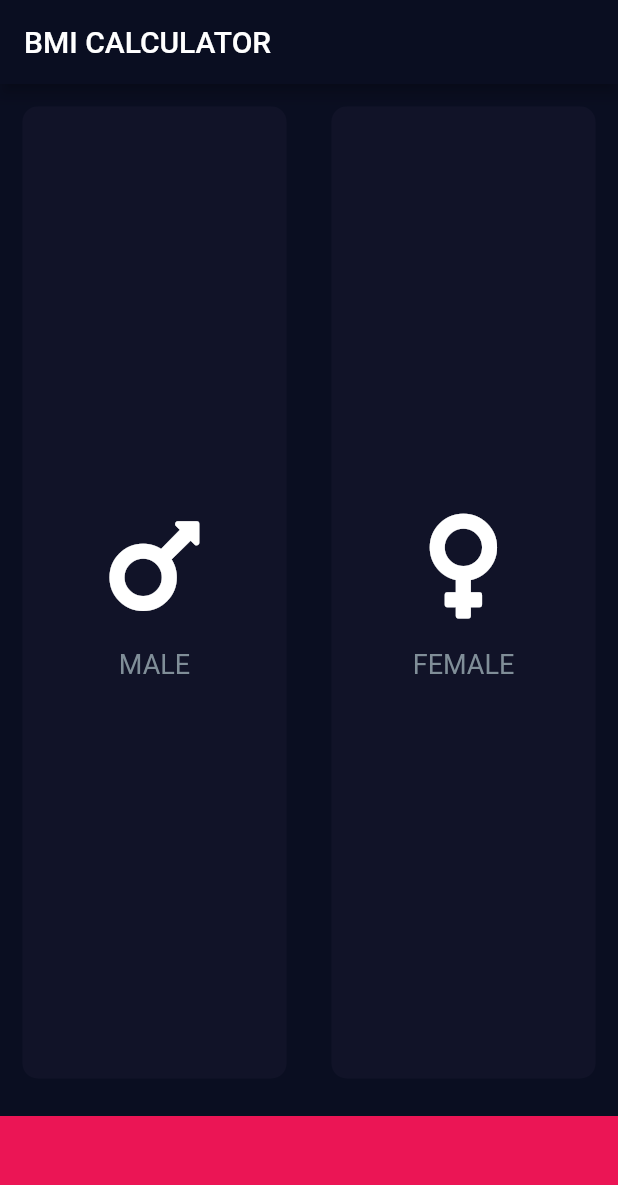
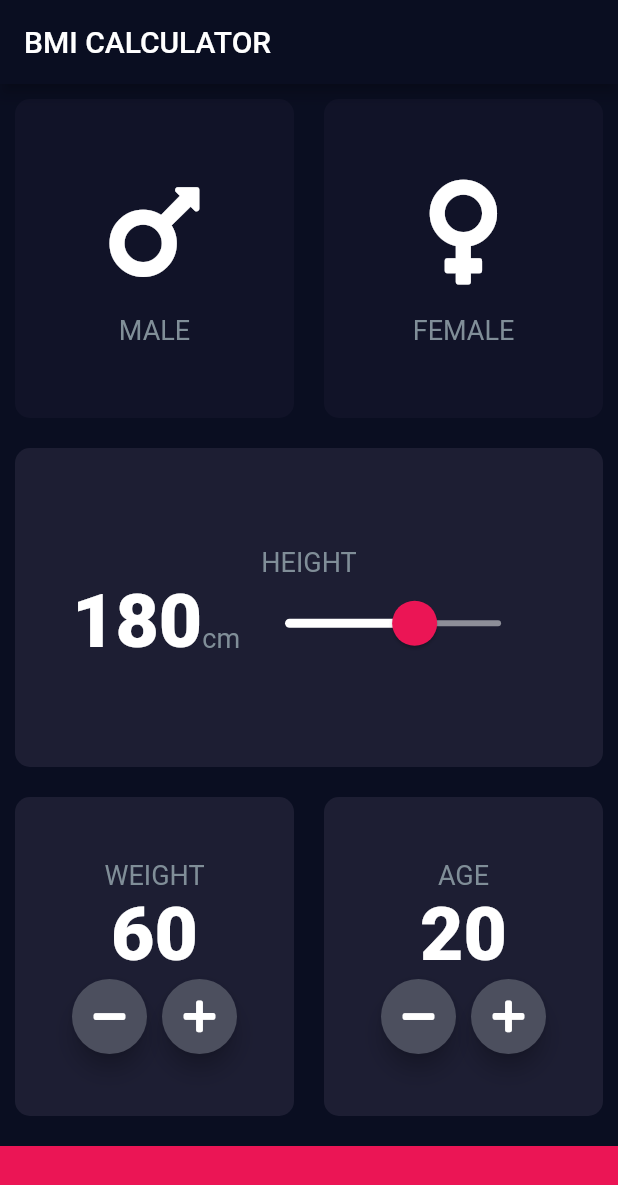
Before and after one commit to NoName107/BMI-Calculator-Using-Flutter, a Flutter app: the screen it shows after launch, on a phone screen of 412 x 824 dp. Shown: the top 1185 px of the screen. Run offline on Flutter 3.47's test engine with Material 2 defaults, Android fonts, the phone set to English and light mode, and no system bars; our stand-ins replace font_awesome_flutter.

Commit message:
complete al card views

```diff
--- a/lib/constants.dart
+++ b/lib/constants.dart
@@ -0,0 +1,14 @@
+import 'package:flutter/material.dart';
+
+const kActiveColor = Color(0xFF1D1E33);
+const kInactiveColor = Color(0xFF111328);
+
+const kTextStyle1 = TextStyle(
+  fontSize: 18.0,
+  color: Color(0xFF808E98),
+);
+
+const kTextStyle2 = TextStyle(
+  fontSize: 50.0,
+  fontWeight: FontWeight.w900,
+);
--- a/lib/gender.dart
+++ b/lib/gender.dart
@@ -1,4 +1,5 @@
 import 'package:flutter/material.dart';
+import 'constants.dart';
 
 class Gender extends StatelessWidget {
   Gender({this.text, this.icon});
@@ -20,10 +21,7 @@ class Gender extends StatelessWidget {
         ),
         Text(
           text,
-          style: TextStyle(
-            fontSize: 18.0,
-            color: Color(0xFF808E98),
-          ),
+          style: kTextStyle1,
         )
       ],
     );
--- a/lib/main.dart
+++ b/lib/main.dart
@@ -1,10 +1,9 @@
+import 'package:flutter/cupertino.dart';
 import 'package:flutter/material.dart';
 import 'reusable.dart';
 import 'gender.dart';
 import 'package:font_awesome_flutter/font_awesome_flutter.dart';
-
-const activeColor = Color(0xFF1D1E33);
-const inactiveColor = Color(0xFF111328);
+import 'constants.dart';
 
 enum Gender1 {
   male,
@@ -36,29 +35,9 @@ class InputPage extends StatefulWidget {
 
 class _InputPageState extends State<InputPage> {
   Gender1 selectedGender;
-
-  Color maleCardColor = inactiveColor;
-  Color femaleCardColor = inactiveColor;
-
-  void updateColor(Gender1 gender) {
-    maleCardColor =
-        maleCardColor == inactiveColor ? activeColor : inactiveColor;
-    if (gender == Gender1.male) {
-      if (maleCardColor == inactiveColor) {
-        maleCardColor = activeColor;
-        femaleCardColor = inactiveColor;
-      } else {
-        maleCardColor = inactiveColor;
-      }
-    } else if (gender == Gender1.female) {
-      if (femaleCardColor == inactiveColor) {
-        femaleCardColor = activeColor;
-        maleCardColor = inactiveColor;
-      } else {
-        femaleCardColor = inactiveColor;
-      }
-    }
-  }
+  int height = 180;
+  int weight = 60;
+  int age = 20;
 
   @override
   Widget build(BuildContext context) {
@@ -67,6 +46,7 @@ class _InputPageState extends State<InputPage> {
         title: Text('BMI CALCULATOR'),
       ),
       body: Column(
+        crossAxisAlignment: CrossAxisAlignment.stretch,
         children: <Widget>[
           Expanded(
             child: Row(
@@ -79,8 +59,8 @@ class _InputPageState extends State<InputPage> {
                       });
                     },
                     color: selectedGender == Gender1.male
-                        ? activeColor
-                        : inactiveColor,
+                        ? kActiveColor
+                        : kInactiveColor,
                     child: Gender(
                       text: 'MALE',
                       icon: FontAwesomeIcons.mars,
@@ -95,8 +75,8 @@ class _InputPageState extends State<InputPage> {
                       });
                     },
                     color: selectedGender == Gender1.female
-                        ? activeColor
-                        : inactiveColor,
+                        ? kActiveColor
+                        : kInactiveColor,
                     child: Gender(
                       text: 'FEMALE',
                       icon: FontAwesomeIcons.venus,
@@ -106,29 +86,177 @@ class _InputPageState extends State<InputPage> {
               ],
             ),
           ),
-//          Expanded(
-//            child: Reusable(activeColor),
-//          ),
-//          Expanded(
-//            child: Row(
-//              children: <Widget>[
-//                Expanded(
-//                  child: Reusable(activeColor),
-//                ),
-//                Expanded(
-//                  child: Reusable(activeColor),
-//                ),
-//              ],
-//            ),
-//          ),
+          Expanded(
+            child: Reusable(
+              color: kActiveColor,
+              child: Column(
+                mainAxisAlignment: MainAxisAlignment.center,
+                children: <Widget>[
+                  Text(
+                    'HEIGHT',
+                    style: kTextStyle1,
+                  ),
+                  Row(
+                    mainAxisAlignment: MainAxisAlignment.center,
+                    crossAxisAlignment: CrossAxisAlignment.baseline,
+                    textBaseline: TextBaseline.alphabetic,
+                    children: <Widget>[
+                      Text(
+                        height.toString(),
+                        style: kTextStyle2,
+                      ),
+                      Text(
+                        'cm',
+                        style: kTextStyle1,
+                      ),
+                      SliderTheme(
+                        data: SliderTheme.of(context).copyWith(
+                          activeTrackColor: Colors.white,
+                          inactiveTrackColor: Color(0xFF8D8E98),
+                          thumbColor: Color(0xFFEB1555),
+                          overlayColor: Color(0x55EB1555),
+                          thumbShape:
+                              RoundSliderThumbShape(enabledThumbRadius: 15.0),
+                          overlayShape:
+                              RoundSliderOverlayShape(overlayRadius: 30.0),
+                        ),
+                        child: Slider(
+                          value: height.toDouble(),
+                          min: 120.0,
+                          max: 220.0,
+                          onChanged: (double newValue) {
+                            setState(() {
+                              height = newValue.round();
+                            });
+                          },
+                        ),
+                      ),
+                    ],
+                  ),
+                ],
+              ),
+            ),
+          ),
+          Expanded(
+            child: Row(
+              children: <Widget>[
+                Expanded(
+                  child: Reusable(
+                    color: kActiveColor,
+                    child: Column(
+                      mainAxisAlignment: MainAxisAlignment.center,
+                      children: <Widget>[
+                        Text(
+                          'WEIGHT',
+                          style: kTextStyle1,
+                        ),
+                        Text(
+                          weight.toString(),
+                          style: kTextStyle2,
+                        ),
+                        Row(
+                          mainAxisAlignment: MainAxisAlignment.center,
+                          children: <Widget>[
+                            RoundButton(
+                              icon: FontAwesomeIcons.minus,
+                              press: () {
+                                setState(() {
+                                  weight--;
+                                });
+                              },
+                            ),
+                            SizedBox(
+                              width: 10.0,
+                            ),
+                            RoundButton(
+                              icon: FontAwesomeIcons.plus,
+                              press: () {
+                                setState(() {
+                                  weight++;
+                                });
+                              },
+                            ),
+                          ],
+                        ),
+                      ],
+                    ),
+                  ),
+                ),
+                Expanded(
+                  child: Reusable(
+                    color: kActiveColor,
+                    child: Column(
+                      mainAxisAlignment: MainAxisAlignment.center,
+                      children: <Widget>[
+                        Text(
+                          'AGE',
+                          style: kTextStyle1,
+                        ),
+                        Text(
+                          age.toString(),
+                          style: kTextStyle2,
+                        ),
+                        Row(
+                          mainAxisAlignment: MainAxisAlignment.center,
+                          children: <Widget>[
+                            RoundButton(
+                              icon: FontAwesomeIcons.minus,
+                              press: () {
+                                setState(() {
+                                  age--;
+                                });
+                              },
+                            ),
+                            SizedBox(
+                              width: 10.0,
+                            ),
+                            RoundButton(
+                              icon: FontAwesomeIcons.plus,
+                              press: () {
+                                setState(() {
+                                  age++;
+                                });
+                              },
+                            ),
+                          ],
+                        ),
+                      ],
+                    ),
+                  ),
+                ),
+              ],
+            ),
+          ),
           Container(
             color: Color(0xFFEB1555),
             margin: EdgeInsets.only(top: 10.0),
             width: double.infinity,
-            height: 80.0,
+            height: 60.0,
           ),
         ],
       ),
     );
   }
 }
+
+class RoundButton extends StatelessWidget {
+  RoundButton({this.icon, this.press});
+
+  final IconData icon;
+  final Function press;
+
+  @override
+  Widget build(BuildContext context) {
+    return RawMaterialButton(
+      child: Icon(icon),
+      onPressed: press,
+      elevation: 6.0,
+      shape: CircleBorder(),
+      fillColor: Color(0xFF4C4F5E),
+      constraints: BoxConstraints.tightFor(
+        width: 50.0,
+        height: 50.0,
+      ),
+    );
+  }
+}
--- a/lib/reusable.dart
+++ b/lib/reusable.dart
@@ -13,7 +13,7 @@ class Reusable extends StatelessWidget {
       onTap: press,
       child: Container(
         child: child,
-        margin: EdgeInsets.all(15.0),
+        margin: EdgeInsets.all(10.0),
         decoration: BoxDecoration(
           color: color,
           borderRadius: BorderRadius.circular(10.0),
```
Also changed, not shown: 3 other files.
